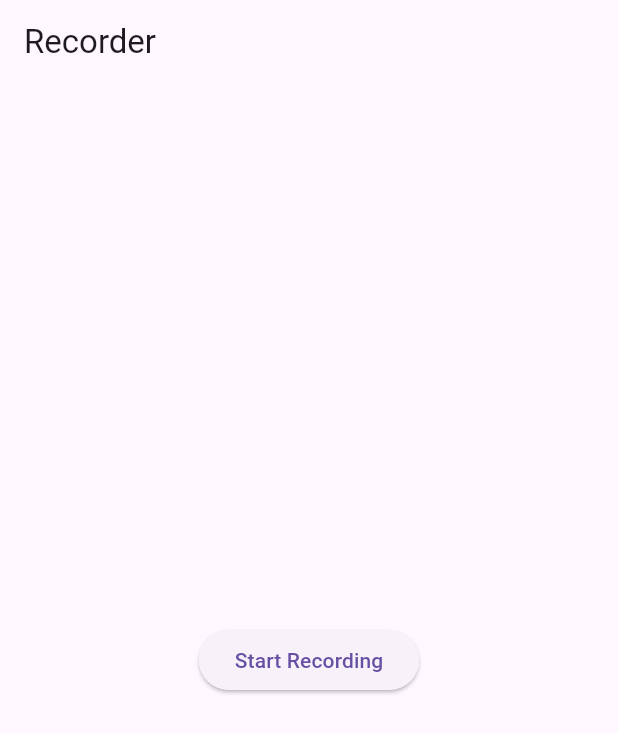
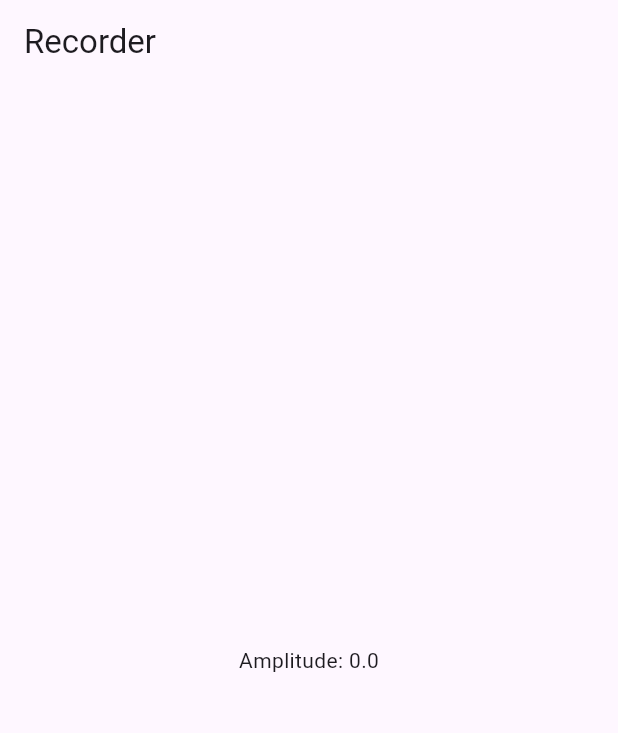
Before and after one commit to EikiKikuyama/newest_shadowing, a Flutter app: the screen it shows after launch, on a phone screen of 412 x 824 dp. Shown: the top 733 px of the screen. Run offline on Flutter 3.47's test engine with Material 3 defaults, Android fonts, the phone set to English and light mode, and no system bars; our stand-ins replace audioplayers, logger; missing offline and left inert: record; statements that could not run were skipped.

Commit message:
録音機能のエラー修正 & AudioRecorderService 更新

```diff
--- a/lib/main.dart
+++ b/lib/main.dart
@@ -14,7 +14,7 @@ class MyApp extends StatelessWidget {
     return MaterialApp(
       title: 'Recorder App',
       theme: ThemeData(primarySwatch: Colors.blue),
-      home: const RecorderScreen(), // 録音画面を最初に表示
+      home: RecorderScreen(), // 録音画面を最初に表示
       routes: {
         '/recordings': (context) => const RecordingsListScreen(), // 録音リスト画面
       },
--- a/lib/screens/recorder_screen.dart
+++ b/lib/screens/recorder_screen.dart
@@ -1,6 +1,6 @@
+import 'dart:async';
 import 'package:flutter/material.dart';
-import 'package:newest_shadowing_app/services/audio_recorder_service.dart';
-import 'package:logger/logger.dart'; // ✅ ロガーを追加
+import '../services/audio_recorder_service.dart';
 
 class RecorderScreen extends StatefulWidget {
   const RecorderScreen({super.key});
@@ -10,37 +10,41 @@ class RecorderScreen extends StatefulWidget {
 }
 
 class RecorderScreenState extends State<RecorderScreen> {
-  final AudioRecorderService _recorderService = AudioRecorderService();
-  final Logger _logger = Logger(); // ✅ Logger を作成
-  bool _isRecording = false;
+  late AudioRecorderService _recorderService;
+  late StreamSubscription<double> _amplitudeSubscription;
+  final List<double> _amplitudeHistory = List.filled(50, 0.0);
 
-  Future<void> _toggleRecording() async {
-    _logger.d("ボタンが押された！ 現在の録音状態: $_isRecording");
+  @override
+  void initState() {
+    super.initState();
+    _recorderService = AudioRecorderService();
 
-    if (_isRecording) {
-      await _recorderService.stopRecording();
-      _logger.i("録音を停止しました");
-    } else {
-      await _recorderService.startRecording();
-      _logger.i("録音を開始しました");
-    }
+    // `getAmplitudeStream()` を `amplitudeStream` に修正
+    _amplitudeSubscription =
+        _recorderService.amplitudeStream.listen((amplitude) {
+      if (mounted) {
+        setState(() {
+          _amplitudeHistory.removeAt(0);
+          _amplitudeHistory.add(amplitude);
+        });
+      }
+    });
+  }
 
-    setState(() {
-      _isRecording = !_isRecording;
-    });
-
-    _logger.d("状態更新後の録音状態: $_isRecording");
+  @override
+  void dispose() {
+    _amplitudeSubscription.cancel();
+    super.dispose();
   }
 
   @override
   Widget build(BuildContext context) {
     return Scaffold(
-      appBar: AppBar(title: const Text('Recorder')),
+      appBar: AppBar(
+        title: Text('Recorder'),
+      ),
       body: Center(
-        child: ElevatedButton(
-          onPressed: _toggleRecording,
-          child: Text(_isRecording ? 'Stop Recording' : 'Start Recording'),
-        ),
+        child: Text('Amplitude: ${_amplitudeHistory.last}'),
       ),
     );
   }
```
Also changed, not shown: lib/screens/recordings_list_screen.dart (+7 -0 lines), lib/services/audio_recorder_service.dart (+74 -18 lines), lib/services/audio_wave_painter.dart (added, +39 -0 lines), lib/services/file_storage_service.dart (+42 -13 lines).
